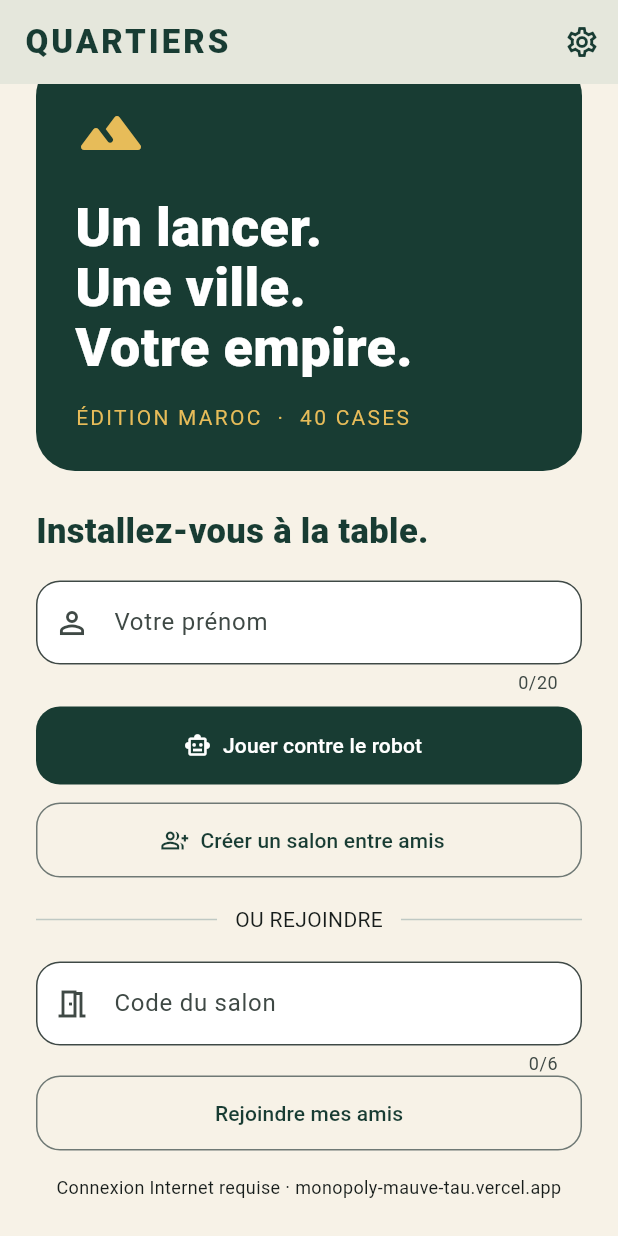
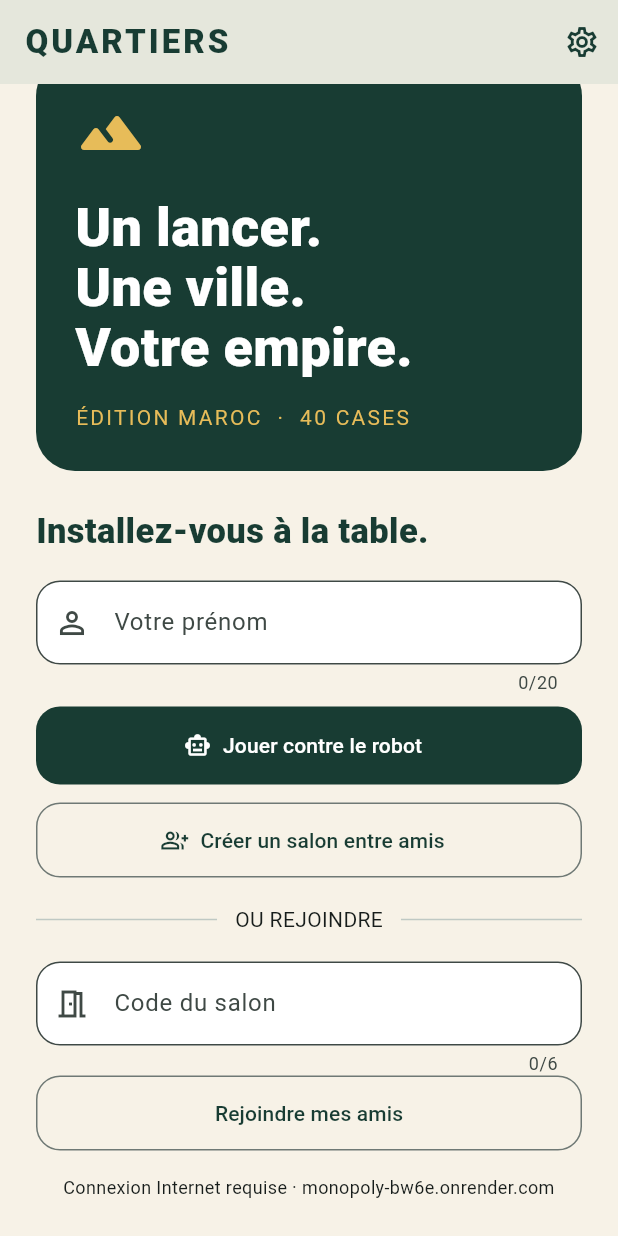
Before and after one commit to saidarifiwork-ai/Monopoly-APK, a Flutter app: the screen it shows after launch, scrolled down 42 dp, on a phone screen of 412 x 824 dp. Run offline on Flutter 3.47's test engine with Material 3 defaults, Android fonts, the phone set to English and light mode, and no system bars; our stand-ins replace shared_preferences, webview_flutter.

Commit message:
Switch Android default server to Render and migrate former Vercel setting

```diff
--- a/mobile/lib/game.dart
+++ b/mobile/lib/game.dart
@@ -208,12 +208,19 @@ class GameController extends ChangeNotifier {
   String get server => _api?.server.toString() ?? '';
   String get code => _session?['code'] as String? ?? '';
   Json get gameSession => Map<String, dynamic>.unmodifiable(_session ?? {});
-  String get savedServer =>
-      preferences.getString('server') ??
-      const String.fromEnvironment(
-        'API_URL',
-        defaultValue: 'https://monopoly-mauve-tau.vercel.app',
-      );
+  String get savedServer {
+    final saved = preferences.getString('server');
+    // Move the former default to Render; preserve custom server settings.
+    if (saved != null &&
+        saved.replaceFirst(RegExp(r'/+$'), '') !=
+            'https://monopoly-mauve-tau.vercel.app') {
+      return saved;
+    }
+    return const String.fromEnvironment(
+      'API_URL',
+      defaultValue: 'https://monopoly-bw6e.onrender.com',
+    );
+  }
 
   void _notify() {
     if (!_disposed) notifyListeners();
--- a/mobile/pubspec.yaml
+++ b/mobile/pubspec.yaml
@@ -1,7 +1,7 @@
 name: quartiers_mobile
 description: Quartiers Maroc — jeu immobilier Android connecté.
 publish_to: none
-version: 1.0.2+3
+version: 1.0.3+4
 
 environment:
   sdk: '>=3.6.0 <4.0.0'
```
Also changed, not shown: 7 other files.
